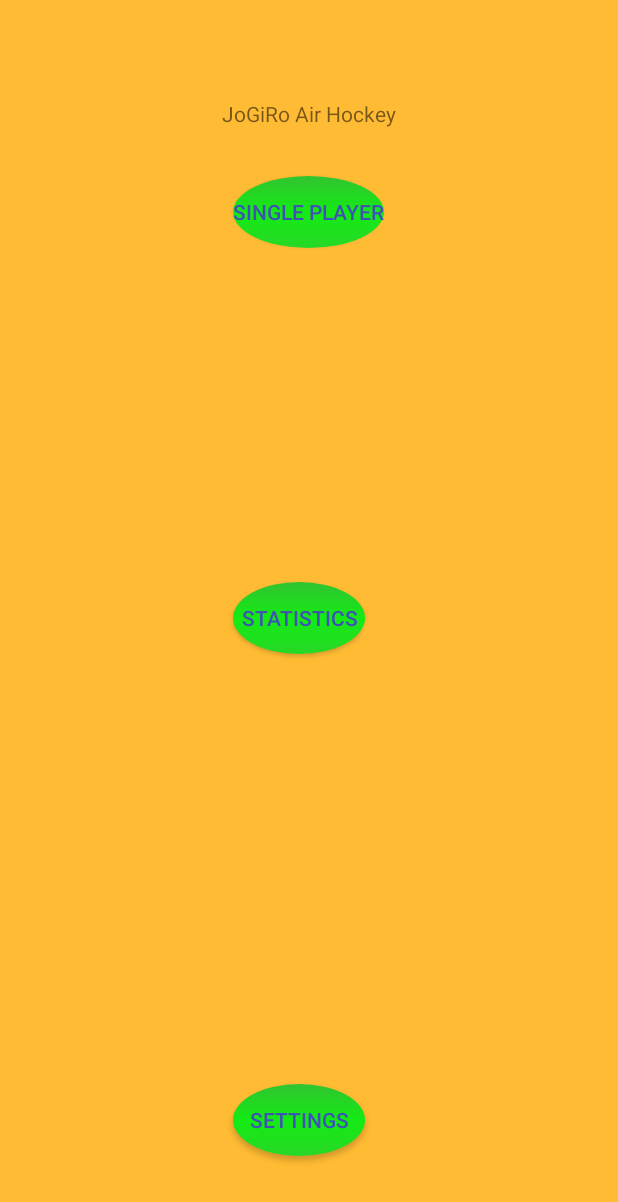
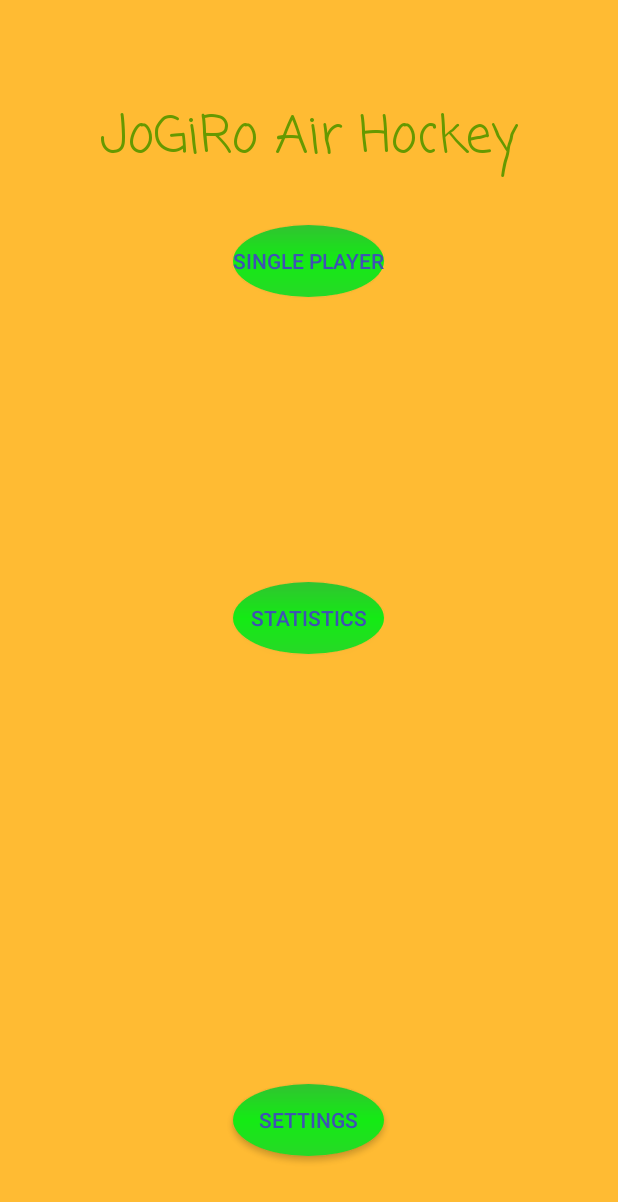
Before and after one commit to laesskerjonathan/air-hockey, an Android app: the screen it shows after launch (HauptMenu), on a phone screen of 412 x 824 dp. Shown: the top 1202 px of the screen. Run offline under Robolectric (Android 15) with nearby library versions, the phone set to English and light mode, and no system bars.

Commit message:
Update Titel Name

```diff
--- a/app/src/main/res/layout/activity_haupt_menu.xml
+++ b/app/src/main/res/layout/activity_haupt_menu.xml
@@ -13,13 +13,15 @@
     tools:ignore="ExtraText">
 
     <TextView
-        android:text="@string/game_name"
+        android:id="@+id/textView2"
         android:layout_width="wrap_content"
         android:layout_height="wrap_content"
         android:layout_alignParentTop="true"
         android:layout_centerHorizontal="true"
         android:layout_marginTop="50dp"
-        android:id="@+id/textView2" />
+        android:fontFamily="casual"
+        android:text="@string/game_name"
+        android:textAppearance="@style/TextAppearance.AppCompat.Display1" />
 
     <Button
         android:id="@+id/single_player_pre_game"
@@ -50,7 +52,8 @@
         android:id="@+id/statisticb"
         android:background="@drawable/oval"
         android:layout_centerVertical="true"
-        android:layout_alignStart="@+id/single_player_pre_game" />
+        android:layout_alignStart="@+id/single_player_pre_game"
+        android:layout_alignEnd="@+id/single_player_pre_game" />
 
 <!--    <Button
         android:text="@string/highscore"
```
